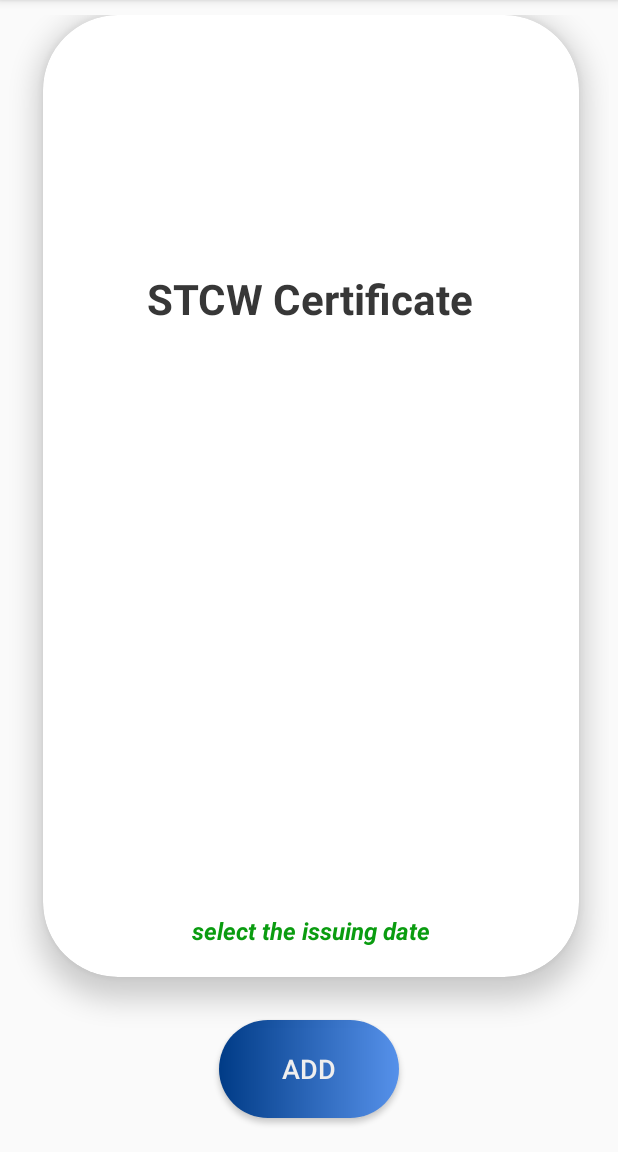
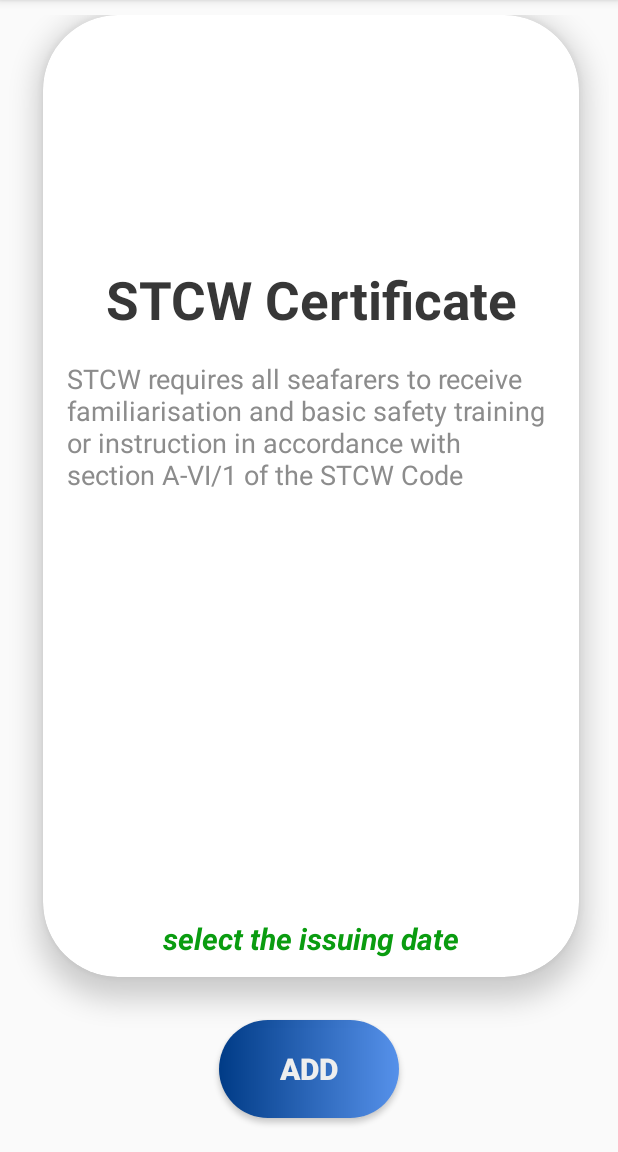
Before and after one commit to Abdelrahman211/marineCertificates, an Android app: the DetailsActivity screen opened directly, with no data from a screen before it, on a phone screen of 412 x 824 dp, the part 84-1236 px from its top. Run offline under Robolectric (Android 15) with nearby library versions, the phone set to English and light mode, and no system bars; 5 statements that could not run were skipped.

Commit message:
description in details

```diff
--- a/app/src/main/java/com/example/marinecertificates/activities/DetailsActivity.java
+++ b/app/src/main/java/com/example/marinecertificates/activities/DetailsActivity.java
@@ -74,10 +74,12 @@ public class DetailsActivity extends AppCompatActivity implements DatePickerDial
     {
         TextView tv = (TextView) findViewById(R.id.tv_details);
         ImageView iv = (ImageView) findViewById(R.id.iv_details);
+        TextView tvDescription = (TextView) findViewById(R.id.tv_descrip_derails);
 
 
         tv.setText(selectedItem.getName());
         iv.setImageResource(selectedItem.getImage());
+        tvDescription.setText(selectedItem.getDescription());
 
 
     }
--- a/app/src/main/java/com/example/marinecertificates/fragments/CorFragment.java
+++ b/app/src/main/java/com/example/marinecertificates/fragments/CorFragment.java
@@ -117,16 +117,16 @@ public class CorFragment extends Fragment {
             public boolean onQueryTextChange(String s)
             {
                 currentSearchText = s;
-                ArrayList<CardItem> filteredShapes = new ArrayList<CardItem>();
+                ArrayList<CardItem> filteredItems = new ArrayList<CardItem>();
                 for (CardItem cardItem: CorList)
                 {
                     if(cardItem.getName().toLowerCase().contains(s.toLowerCase()))
                     {
-                        filteredShapes.add(cardItem);
+                        filteredItems.add(cardItem);
                     }
                 }
 
-                CardItemAdapter adapter = new CardItemAdapter((requireActivity().getApplicationContext()),0, filteredShapes,false);
+                CardItemAdapter adapter = new CardItemAdapter((requireActivity().getApplicationContext()),0, filteredItems,false);
                 listView.setAdapter(adapter);
 
                 return false;
--- a/app/src/main/java/com/example/marinecertificates/fragments/CrtFragment.java
+++ b/app/src/main/java/com/example/marinecertificates/fragments/CrtFragment.java
@@ -117,16 +117,16 @@ public class CrtFragment extends Fragment {
             public boolean onQueryTextChange(String s)
             {
                 currentSearchText = s;
-                ArrayList<CardItem> filteredShapes = new ArrayList<CardItem>();
+                ArrayList<CardItem> filteredItems = new ArrayList<CardItem>();
                 for (CardItem cardItem: CrtList)
                 {
                     if(cardItem.getName().toLowerCase().contains(s.toLowerCase()))
                     {
-                        filteredShapes.add(cardItem);
+                        filteredItems.add(cardItem);
                     }
                 }
 
-                CardItemAdapter adapter = new CardItemAdapter((requireActivity().getApplicationContext()),0, filteredShapes,false);
+                CardItemAdapter adapter = new CardItemAdapter((requireActivity().getApplicationContext()),0, filteredItems,false);
                 listView.setAdapter(adapter);
 
                 return false;
--- a/app/src/main/res/layout/activity_detais.xml
+++ b/app/src/main/res/layout/activity_detais.xml
@@ -27,38 +27,57 @@
         app:layout_constraintTop_toTopOf="parent"
         app:layout_constraintVertical_bias="0.0">
 
+        <RelativeLayout
+            android:layout_width="match_parent"
+            android:layout_height="match_parent">
+
             <TextView
                 android:id="@+id/tv_details"
-            android:layout_width="wrap_content"
-            android:layout_height="wrap_content"
+                android:layout_width="match_parent"
+                android:layout_height="60dp"
+                android:layout_below="@+id/iv_details"
                 android:layout_alignParentStart="true"
-            android:layout_alignParentTop="true"
                 android:layout_alignParentEnd="true"
-            android:layout_alignParentBottom="true"
                 android:layout_gravity="center|top"
-            android:layout_marginTop="170dp"
-            android:layout_marginBottom="50dp"
+                android:layout_marginStart="0dp"
+                android:layout_marginTop="10dp"
                 android:gravity="center"
                 android:text="STCW Certificate"
                 android:textColor="#373737"
-            android:textSize="28sp"
+                android:textSize="35sp"
                 android:textStyle="bold" />
 
+
+            <TextView
+                android:id="@+id/tv_descrip_derails"
+                android:layout_width="179dp"
+                android:layout_height="120dp"
+                android:layout_below="@+id/tv_details"
+                android:layout_alignParentStart="true"
+                android:layout_alignParentEnd="true"
+                android:layout_alignParentBottom="true"
+                android:layout_marginStart="16dp"
+                android:layout_marginTop="10dp"
+                android:layout_marginEnd="16dp"
+                android:layout_marginBottom="45dp"
+                android:text="STCW requires all seafarers to receive familiarisation and basic safety training or instruction in accordance with section A-VI/1 of the STCW Code"
+                android:textColor="@color/secondaryDarkColor"
+                android:textSize="18sp"
+                android:textStyle="normal" />
 
             <TextView
                 android:id="@+id/date_text"
                 android:layout_width="match_parent"
                 android:layout_height="wrap_content"
                 android:layout_alignParentStart="true"
-            android:layout_alignParentTop="true"
                 android:layout_alignParentEnd="true"
                 android:layout_alignParentBottom="true"
                 android:layout_gravity="center|bottom"
+                android:layout_marginBottom="12dp"
                 android:gravity="center"
-            android:layout_marginBottom="20dp"
                 android:text="select the issuing date"
                 android:textColor="#0A9C10"
-            android:textSize="16sp"
+                android:textSize="20sp"
                 android:textStyle="italic|bold" />
 
             <ImageView
@@ -66,6 +85,8 @@
             android:layout_width="match_parent"
             android:layout_height="150dp"
             android:scaleType="centerCrop" />
+
+        </RelativeLayout>
     </androidx.cardview.widget.CardView>
 
     <Button
@@ -79,9 +100,10 @@
         android:onClick="squareFilterTapped"
         android:selectAllOnFocus="true"
         android:text="Add"
+        android:textStyle="bold"
         android:textColor="@color/secondaryLightColor"
         android:textIsSelectable="false"
-        android:textSize="18sp"
+        android:textSize="20sp"
         app:layout_constraintBottom_toBottomOf="parent"
         app:layout_constraintEnd_toEndOf="parent"
         app:layout_constraintStart_toStartOf="parent"
--- a/app/src/main/res/layout/card.xml
+++ b/app/src/main/res/layout/card.xml
@@ -40,11 +40,13 @@
             android:id="@+id/tv_descrip_card"
             android:layout_width="179dp"
             android:layout_height="120dp"
-            android:layout_alignParentTop="true"
+            android:layout_below="@+id/tv_title_card"
             android:layout_alignParentEnd="true"
+            android:layout_alignParentBottom="true"
             android:layout_marginStart="15dp"
-            android:layout_marginTop="45dp"
+            android:layout_marginTop="3dp"
             android:layout_marginEnd="15dp"
+            android:layout_marginBottom="18dp"
             android:layout_toEndOf="@+id/iv_card"
             android:text="STCW requires all seafarers to receive familiarisation and basic safety training or instruction in accordance with section A-VI/1 of the STCW Code"
             android:textColor="@color/secondaryDarkColor"
--- a/app/src/main/res/values/strings.xml
+++ b/app/src/main/res/values/strings.xml
@@ -1,3 +1,4 @@
+<?xml version="1.0" encoding="utf-8"?>
 <resources>
     <string name="app_name">marine certificates</string>
     <!-- TODO: Remove or change this placeholder text -->
@@ -12,7 +13,7 @@
     <string name="invalid_password">Password must be >5 characters</string>
     <string name="login_failed">"Login failed"</string>
     <string name="search" />
-    <string name="STCW_Discrip">"The maritime safety institutes offers training to officers and engineers working onboard all types of ships."</string>
+    <string name="STCW_Discrip">"The maritime safety institutes offers training to officers and engineers working onboard all types of ships" </string>
     <string name="MarineSafety_Discrip">"international regulations in the maritime industry and its reflection on the management of shipping and offshore companies as well as personal working on-board ships and offshore installation."</string>
     <string name="Offshore_Discrip">"The maritime safety institute offers training and education for personnel working in the offshore industry onboard oil rigs and platforms in accordance with the IMO regulations and OPITO standards."</string>
     <string name="MarineSimulators_Discrip">"Marine simulators represent critical elements for the preventing of marine disasters and pollution, equipped with sophisticated facilities of high capabilities which are able to simulate numerous realistic situations and conditions sufficient for a wide variety of effective training and covering several applications and courses in a wide range of Maritime Education Training and port operations."</string>
@@ -21,7 +22,7 @@
     <string name="NaturalGas_Petrochemicals_Discrip">"The Simulator introduces new training methods to supplement the traditional methods on board training. The liquid Cargo operations simulator provides real time simulation of the process Flow Control Systems used in storage and transfer of potentially hazardous bulk liquid from shore to ship and ship to shore. The Simulator allows a range of courses to be offered which are presently applicable to both ship and shore involved in handling of LNG, LPG, Crude oil, oil Products and Chemical Cargoes."</string>
     <string name="Meteorology_HydrographicSurvey_Discrip">"Meteorology, the science of atmospheric phenomena, has been an active area of science for hundreds of years. Furthermore, renewed considerable interest in meteorology has revived recently primarily because of the growing awareness of the risk of significant changes in the Earth’s weather and climate."</string>
     <string name="Diving_Discrip">"Diving is now considered one of the main activities and jobs in the offshore and inshore industries. Offshore industry is one of the most important economical sources around the world. Diving is now also considered a main branch in several activities, including, but not limited to, civil engineering works, harbour works, tourism, etc"</string>
-    <string name="STCWCRT_Discrip">"Required Courses are : PERSONAL SAFETY AND SCOCIAL RESPONSIBILITIES - Fire Prevention and Fire Fighting - Elementary First Aid - Proficiency of Security Awareness Training for Seafarers with Designated Security - Proficiency in Personal Survival Techniques and Search and Rescue ."</string>
+    <string name="STCWCRT_Discrip">"Required Courses are: PERSONAL SAFETY AND SCOCIAL RESPONSIBILITIES Fire Prevention and Fire Fighting Elementary First Aid Proficiency of Security Awareness Training for Seafarers with Designated Security Proficiency in Personal Survival Techniques and Search and Rescue ."</string>
     <string name="ChiefOfficer_Discrip">"Required Courses are : Proficiency in survival craft and rescue boats other than fast rescue boats - Advanced Fire Prevention and Fire Fighting Course - PERSONAL SAFETY AND SCOCIAL RESPONSIBILITIES - Medical care Studies - Refreshment course (management level) Nautical Department -Proficiency of Security Awareness Training for Seafarers with Designated Security - Advanced personal survival and search and rescue ."</string>
     <string name="ThirdOfficer_Discrip">"Required Courses are : Proficiency in survival craft and rescue boats other than fast rescue boats - Advanced Fire Prevention and Fire Fighting Course - PERSONAL SAFETY AND SCOCIAL RESPONSIBILITIES - Proficiency of Security Awareness Training for Seafarers with Designated Security - Medical First Aid - Proficiency in Personal Survival Techniques and Search and Rescue - Refreshment Course (Operational Level) Nautical Department."</string>
 
```
Also changed, not shown: app/src/main/res/layout/activity_details_profile.xml (+5 -4 lines). Lines whose indentation alone changed are shown as unchanged.
